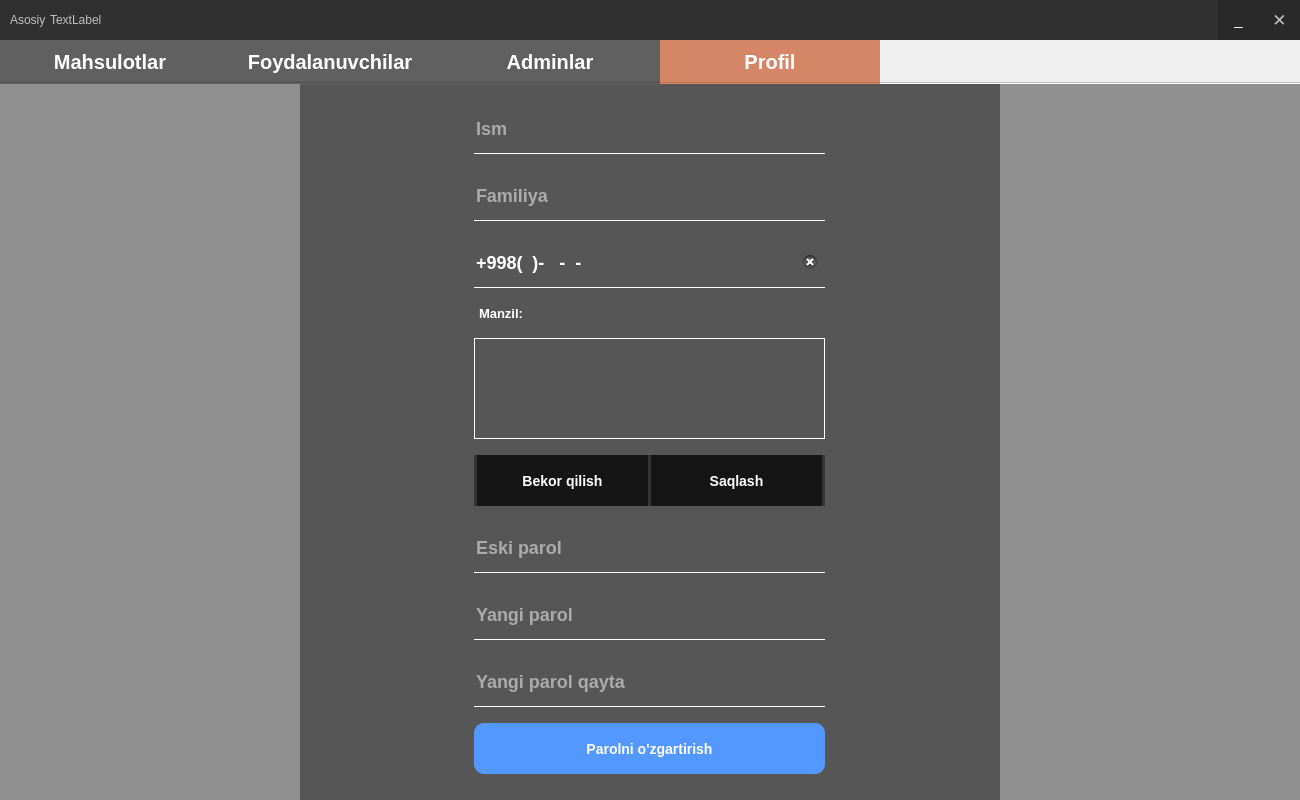
The window that design/main_admin.ui (Ahmadjon-Ergashev/Restaurant) describes before a commit, drawn with Qt 5.
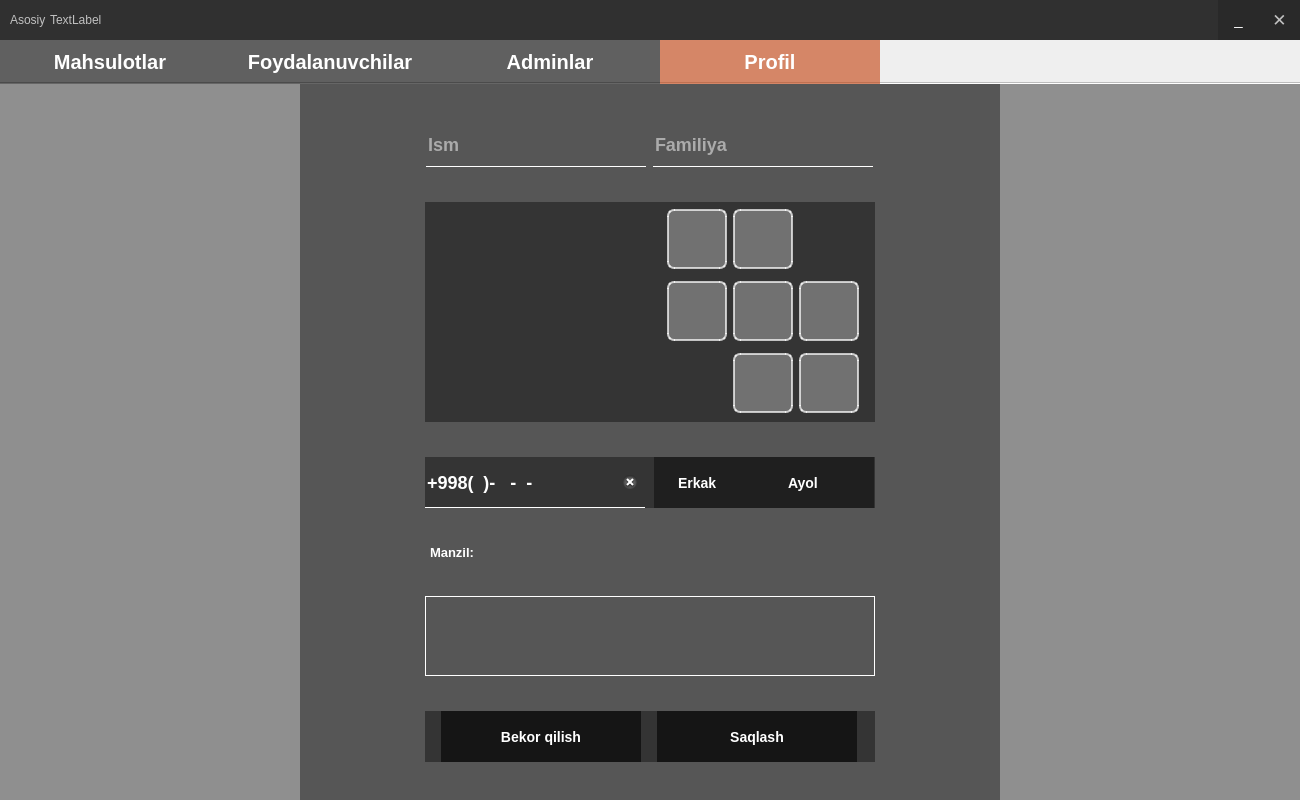
The same window after the commit. Icons and pictures are not drawn.

Patch:
```diff
--- a/design/main_admin.ui
+++ b/design/main_admin.ui
@@ -810,7 +810,7 @@
            </property>
            <layout class="QGridLayout" name="gridLayout_3">
             <item row="0" column="0">
-             <layout class="QGridLayout" name="gridLayout_2"/>
+             <layout class="QGridLayout" name="gridUsers"/>
             </item>
            </layout>
           </widget>
@@ -1308,141 +1308,7 @@
            <enum>QFrame::Raised</enum>
           </property>
           <layout class="QGridLayout" name="gridLayout_6">
-           <item row="0" column="0">
-            <widget class="QLineEdit" name="edit_name">
-             <property name="minimumSize">
-              <size>
-               <width>351</width>
-               <height>45</height>
-              </size>
-             </property>
-             <property name="maximumSize">
-              <size>
-               <width>351</width>
-               <height>51</height>
-              </size>
-             </property>
-             <property name="text">
-              <string/>
-             </property>
-             <property name="maxLength">
-              <number>24</number>
-             </property>
-             <property name="placeholderText">
-              <string>Ism</string>
-             </property>
-             <property name="clearButtonEnabled">
-              <bool>true</bool>
-             </property>
-            </widget>
-           </item>
-           <item row="1" column="0">
-            <widget class="QLineEdit" name="edit_surname">
-             <property name="minimumSize">
-              <size>
-               <width>351</width>
-               <height>45</height>
-              </size>
-             </property>
-             <property name="maximumSize">
-              <size>
-               <width>351</width>
-               <height>51</height>
-              </size>
-             </property>
-             <property name="text">
-              <string/>
-             </property>
-             <property name="maxLength">
-              <number>24</number>
-             </property>
-             <property name="frame">
-              <bool>true</bool>
-             </property>
-             <property name="placeholderText">
-              <string>Familiya</string>
-             </property>
-             <property name="clearButtonEnabled">
-              <bool>true</bool>
-             </property>
-            </widget>
-           </item>
-           <item row="2" column="0">
-            <widget class="QLineEdit" name="edit_phone">
-             <property name="minimumSize">
-              <size>
-               <width>351</width>
-               <height>45</height>
-              </size>
-             </property>
-             <property name="maximumSize">
-              <size>
-               <width>351</width>
-               <height>51</height>
-              </size>
-             </property>
-             <property name="inputMask">
-              <string>+\9\9\8(99)-999-99-99</string>
-             </property>
-             <property name="text">
-              <string>+998()---</string>
-             </property>
-             <property name="maxLength">
-              <number>18</number>
-             </property>
-             <property name="echoMode">
-              <enum>QLineEdit::Normal</enum>
-             </property>
-             <property name="cursorPosition">
-              <number>18</number>
-             </property>
-             <property name="placeholderText">
-              <string>Telefon raqam</string>
-             </property>
-             <property name="clearButtonEnabled">
-              <bool>true</bool>
-             </property>
-            </widget>
-           </item>
-           <item row="3" column="0">
-            <widget class="QLabel" name="label_3">
-             <property name="minimumSize">
-              <size>
-               <width>351</width>
-               <height>18</height>
-              </size>
-             </property>
-             <property name="maximumSize">
-              <size>
-               <width>351</width>
-               <height>18</height>
-              </size>
-             </property>
-             <property name="styleSheet">
-              <string notr="true"/>
-             </property>
-             <property name="text">
-              <string>Manzil:</string>
-             </property>
-            </widget>
-           </item>
-           <item row="4" column="0">
-            <widget class="QTextEdit" name="edit_address">
-             <property name="minimumSize">
-              <size>
-               <width>351</width>
-               <height>60</height>
-              </size>
-             </property>
-             <property name="maximumSize">
-              <size>
-               <width>351</width>
-               <height>101</height>
-              </size>
-             </property>
-            </widget>
-           </item>
-           <item row="5" column="0">
+           <item row="7" column="0">
             <widget class="QFrame" name="frame_3">
              <property name="sizePolicy">
               <sizepolicy hsizetype="Preferred" vsizetype="Preferred">
@@ -1458,7 +1324,7 @@
              </property>
              <property name="maximumSize">
               <size>
-               <width>351</width>
+               <width>450</width>
                <height>51</height>
               </size>
              </property>
@@ -1488,7 +1354,7 @@
                <widget class="QPushButton" name="btnCancel_2">
                 <property name="maximumSize">
                  <size>
-                  <width>171</width>
+                  <width>200</width>
                   <height>51</height>
                  </size>
                 </property>
@@ -1506,7 +1372,7 @@
                <widget class="QPushButton" name="btnOk_2">
                 <property name="maximumSize">
                  <size>
-                  <width>171</width>
+                  <width>200</width>
                   <height>51</height>
                  </size>
                 </property>
@@ -1523,92 +1389,138 @@
              </layout>
             </widget>
            </item>
+           <item row="2" column="0">
+            <widget class="QWidget" name="widget" native="true">
+             <property name="minimumSize">
+              <size>
+               <width>450</width>
+               <height>0</height>
+              </size>
+             </property>
+             <property name="maximumSize">
+              <size>
+               <width>450</width>
+               <height>45</height>
+              </size>
+             </property>
+             <property name="styleSheet">
+              <string notr="true">background: transparent;</string>
+             </property>
+             <layout class="QHBoxLayout" name="horizontalLayout_6">
+              <property name="leftMargin">
+               <number>0</number>
+              </property>
+              <property name="topMargin">
+               <number>0</number>
+              </property>
+              <property name="rightMargin">
+               <number>0</number>
+              </property>
+              <property name="bottomMargin">
+               <number>0</number>
+              </property>
+              <item>
+               <widget class="QLineEdit" name="edit_name">
+                <property name="minimumSize">
+                 <size>
+                  <width>220</width>
+                  <height>45</height>
+                 </size>
+                </property>
+                <property name="maximumSize">
+                 <size>
+                  <width>220</width>
+                  <height>51</height>
+                 </size>
+                </property>
+                <property name="text">
+                 <string/>
+                </property>
+                <property name="maxLength">
+                 <number>24</number>
+                </property>
+                <property name="placeholderText">
+                 <string>Ism</string>
+                </property>
+                <property name="clearButtonEnabled">
+                 <bool>true</bool>
+                </property>
+               </widget>
+              </item>
+              <item>
+               <widget class="QLineEdit" name="edit_surname">
+                <property name="minimumSize">
+                 <size>
+                  <width>220</width>
+                  <height>45</height>
+                 </size>
+                </property>
+                <property name="maximumSize">
+                 <size>
+                  <width>220</width>
+                  <height>51</height>
+                 </size>
+                </property>
+                <property name="text">
+                 <string/>
+                </property>
+                <property name="maxLength">
+                 <number>24</number>
+                </property>
+                <property name="frame">
+                 <bool>true</bool>
+                </property>
+                <property name="placeholderText">
+                 <string>Familiya</string>
+                </property>
+                <property name="clearButtonEnabled">
+                 <bool>true</bool>
+                </property>
+               </widget>
+              </item>
+             </layout>
+            </widget>
+           </item>
+           <item row="5" column="0">
+            <widget class="QLabel" name="label_3">
+             <property name="minimumSize">
+              <size>
+               <width>351</width>
+               <height>18</height>
+              </size>
+             </property>
+             <property name="maximumSize">
+              <size>
+               <width>450</width>
+               <height>18</height>
+              </size>
+             </property>
+             <property name="styleSheet">
+              <string notr="true"/>
+             </property>
+             <property name="text">
+              <string>Manzil:</string>
+             </property>
+            </widget>
+           </item>
            <item row="6" column="0">
-            <widget class="QLineEdit" name="old_password">
+            <widget class="QTextEdit" name="edit_address">
              <property name="minimumSize">
               <size>
                <width>351</width>
-               <height>45</height>
+               <height>60</height>
               </size>
              </property>
              <property name="maximumSize">
               <size>
-               <width>351</width>
-               <height>51</height>
+               <width>450</width>
+               <height>80</height>
               </size>
              </property>
-             <property name="text">
-              <string/>
-             </property>
-             <property name="echoMode">
-              <enum>QLineEdit::Password</enum>
-             </property>
-             <property name="placeholderText">
-              <string>Eski parol</string>
-             </property>
-             <property name="clearButtonEnabled">
-              <bool>true</bool>
-             </property>
             </widget>
            </item>
-           <item row="7" column="0">
-            <widget class="QLineEdit" name="password_1">
-             <property name="minimumSize">
-              <size>
-               <width>351</width>
-               <height>45</height>
-              </size>
-             </property>
-             <property name="maximumSize">
-              <size>
-               <width>351</width>
-               <height>51</height>
-              </size>
-             </property>
-             <property name="text">
-              <string/>
-             </property>
-             <property name="echoMode">
-              <enum>QLineEdit::Password</enum>
-             </property>
-             <property name="placeholderText">
-              <string>Yangi parol</string>
-             </property>
-             <property name="clearButtonEnabled">
-              <bool>true</bool>
-             </property>
-            </widget>
-           </item>
-           <item row="8" column="0">
-            <widget class="QLineEdit" name="password_2">
-             <property name="minimumSize">
-              <size>
-               <width>351</width>
-               <height>45</height>
-              </size>
-             </property>
-             <property name="maximumSize">
-              <size>
-               <width>351</width>
-               <height>51</height>
-              </size>
-             </property>
-             <property name="text">
-              <string/>
-             </property>
-             <property name="echoMode">
-              <enum>QLineEdit::Password</enum>
-             </property>
-             <property name="placeholderText">
-              <string>Yangi parol qayta</string>
-             </property>
-             <property name="clearButtonEnabled">
-              <bool>true</bool>
-             </property>
-            </widget>
-           </item>
-           <item row="9" column="0">
-            <widget class="QPushButton" name="btn_updatepassword">
+           <item row="4" column="0">
+            <widget class="QFrame" name="frame_4">
              <property name="minimumSize">
               <size>
                <width>0</width>
@@ -1617,39 +1529,450 @@
              </property>
              <property name="maximumSize">
               <size>
-               <width>351</width>
+               <width>450</width>
                <height>51</height>
               </size>
              </property>
-             <property name="font">
-              <font>
-               <pointsize>-1</pointsize>
-               <weight>62</weight>
-               <bold>true</bold>
-              </font>
+             <property name="styleSheet">
+              <string notr="true">QRadioButton{
+background: transparent;
+font-size: 14px;
+color: white;
+}</string>
              </property>
-             <property name="cursor">
-              <cursorShape>PointingHandCursor</cursorShape>
+             <property name="frameShape">
+              <enum>QFrame::StyledPanel</enum>
+             </property>
+             <property name="frameShadow">
+              <enum>QFrame::Raised</enum>
+             </property>
+             <layout class="QHBoxLayout" name="horizontalLayout_8">
+              <property name="spacing">
+               <number>9</number>
+              </property>
+              <property name="leftMargin">
+               <number>0</number>
+              </property>
+              <property name="topMargin">
+               <number>0</number>
+              </property>
+              <property name="rightMargin">
+               <number>0</number>
+              </property>
+              <property name="bottomMargin">
+               <number>0</number>
+              </property>
+              <item>
+               <widget class="QLineEdit" name="edit_phone">
+                <property name="minimumSize">
+                 <size>
+                  <width>220</width>
+                  <height>45</height>
+                 </size>
+                </property>
+                <property name="maximumSize">
+                 <size>
+                  <width>220</width>
+                  <height>51</height>
+                 </size>
+                </property>
+                <property name="inputMask">
+                 <string>+\9\9\8(99)-999-99-99</string>
+                </property>
+                <property name="text">
+                 <string>+998()---</string>
+                </property>
+                <property name="maxLength">
+                 <number>18</number>
+                </property>
+                <property name="echoMode">
+                 <enum>QLineEdit::Normal</enum>
+                </property>
+                <property name="cursorPosition">
+                 <number>18</number>
+                </property>
+                <property name="placeholderText">
+                 <string>Telefon raqam</string>
+                </property>
+                <property name="clearButtonEnabled">
+                 <bool>true</bool>
+                </property>
+               </widget>
+              </item>
+              <item>
+               <widget class="QFrame" name="frame_6">
+                <property name="minimumSize">
+                 <size>
+                  <width>220</width>
+                  <height>45</height>
+                 </size>
+                </property>
+                <property name="maximumSize">
+                 <size>
+                  <width>220</width>
+                  <height>51</height>
+                 </size>
+                </property>
+                <property name="frameShape">
+                 <enum>QFrame::StyledPanel</enum>
+                </property>
+                <property name="frameShadow">
+                 <enum>QFrame::Raised</enum>
+                </property>
+                <layout class="QHBoxLayout" name="horizontalLayout_9">
+                 <property name="leftMargin">
+                  <number>0</number>
+                 </property>
+                 <property name="topMargin">
+                  <number>0</number>
+                 </property>
+                 <property name="rightMargin">
+                  <number>0</number>
+                 </property>
+                 <property name="bottomMargin">
+                  <number>0</number>
+                 </property>
+                 <item>
+                  <widget class="QRadioButton" name="radio_male">
+                   <property name="minimumSize">
+                    <size>
+                     <width>100</width>
+                     <height>0</height>
+                    </size>
+                   </property>
+                   <property name="maximumSize">
+                    <size>
+                     <width>100</width>
+                     <height>16777215</height>
+                    </size>
+                   </property>
+                   <property name="text">
+                    <string>Erkak</string>
+                   </property>
+                  </widget>
+                 </item>
+                 <item>
+                  <widget class="QRadioButton" name="radio_female">
+                   <property name="minimumSize">
+                    <size>
+                     <width>100</width>
+                     <height>0</height>
+                    </size>
+                   </property>
+                   <property name="maximumSize">
+                    <size>
+                     <width>100</width>
+                     <height>16777215</height>
+                    </size>
+                   </property>
+                   <property name="text">
+                    <string>Ayol</string>
+                   </property>
+                  </widget>
+                 </item>
+                </layout>
+               </widget>
+              </item>
+             </layout>
+            </widget>
+           </item>
+           <item row="3" column="0">
+            <widget class="QFrame" name="frame_5">
+             <property name="maximumSize">
+              <size>
+               <width>16777215</width>
+               <height>220</height>
+              </size>
              </property>
              <property name="styleSheet">
               <string notr="true">QPushButton{
-	background:rgb(83, 152, 255);
-	border-radius:10px;
-	color:#fff;
+background: rgba(255,255,255,0.3);
+border-radius: 7px;
+border: 2px solid rgba(255,255,255,0.7);
+/*rgb(68, 117, 222)*/
 }
-
 QPushButton:hover{
-	border:none;
-	background:rgb(68, 117, 222)
-}
-</string>
+background: rgba(255,255,255,0.5);
+}</string>
              </property>
-             <property name="text">
-              <string>Parolni o'zgartirish</string>
+             <property name="frameShape">
+              <enum>QFrame::StyledPanel</enum>
              </property>
-             <property name="shortcut">
-              <string>Return</string>
+             <property name="frameShadow">
+              <enum>QFrame::Raised</enum>
              </property>
+             <layout class="QGridLayout" name="gridLayout_2">
+              <property name="leftMargin">
+               <number>10</number>
+              </property>
+              <property name="topMargin">
+               <number>0</number>
+              </property>
+              <property name="rightMargin">
+               <number>10</number>
+              </property>
+              <property name="bottomMargin">
+               <number>0</number>
+              </property>
+              <property name="horizontalSpacing">
+               <number>0</number>
+              </property>
+              <property name="verticalSpacing">
+               <number>5</number>
+              </property>
+              <item row="0" column="0" rowspan="3">
+               <widget class="QLabel" name="avatar">
+                <property name="minimumSize">
+                 <size>
+                  <width>220</width>
+                  <height>0</height>
+                 </size>
+                </property>
+                <property name="maximumSize">
+                 <size>
+                  <width>220</width>
+                  <height>220</height>
+                 </size>
+                </property>
+                <property name="text">
+                 <string/>
+                </property>
+                <property name="alignment">
+                 <set>Qt::AlignCenter</set>
+                </property>
+                <property name="wordWrap">
+                 <bool>false</bool>
+                </property>
+                <property name="openExternalLinks">
+                 <bool>false</bool>
+                </property>
+               </widget>
+              </item>
+              <item row="1" column="1">
+               <widget class="QPushButton" name="btn_previous">
+                <property name="minimumSize">
+                 <size>
+                  <width>60</width>
+                  <height>60</height>
+                 </size>
+                </property>
+                <property name="maximumSize">
+                 <size>
+                  <width>60</width>
+                  <height>60</height>
+                 </size>
+                </property>
+                <property name="toolTip">
+                 <string>Oldingi shavlon avatar</string>
+                </property>
+                <property name="text">
+                 <string/>
+                </property>
+                <property name="icon">
+                 <iconset resource="../images.qrc">
+                  <normaloff>:/images/img/profile/previous .png</normaloff>:/images/img/profile/previous .png</iconset>
+                </property>
+                <property name="iconSize">
+                 <size>
+                  <width>48</width>
+                  <height>48</height>
+                 </size>
+                </property>
+               </widget>
+              </item>
+              <item row="1" column="2">
+               <widget class="QPushButton" name="btn_template">
+                <property name="minimumSize">
+                 <size>
+                  <width>0</width>
+                  <height>60</height>
+                 </size>
+                </property>
+                <property name="maximumSize">
+                 <size>
+                  <width>60</width>
+                  <height>60</height>
+                 </size>
+                </property>
+                <property name="toolTip">
+                 <string>Shablon avatar</string>
+                </property>
+                <property name="text">
+                 <string/>
+                </property>
+                <property name="icon">
+                 <iconset resource="../images.qrc">
+                  <normaloff>:/images/img/profile/global.png</normaloff>:/images/img/profile/global.png</iconset>
+                </property>
+                <property name="iconSize">
+                 <size>
+                  <width>48</width>
+                  <height>48</height>
+                 </size>
+                </property>
+               </widget>
+              </item>
+              <item row="1" column="3">
+               <widget class="QPushButton" name="btn_next">
+                <property name="minimumSize">
+                 <size>
+                  <width>60</width>
+                  <height>60</height>
+                 </size>
+                </property>
+                <property name="maximumSize">
+                 <size>
+                  <width>60</width>
+                  <height>60</height>
+                 </size>
+                </property>
+                <property name="toolTip">
+                 <string>Keyingi shablon avatar</string>
+                </property>
+                <property name="text">
+                 <string/>
+                </property>
+                <property name="icon">
+                 <iconset resource="../images.qrc">
+                  <normaloff>:/images/img/profile/next.png</normaloff>:/images/img/profile/next.png</iconset>
+                </property>
+                <property name="iconSize">
+                 <size>
+                  <width>48</width>
+                  <height>48</height>
+                 </size>
+                </property>
+               </widget>
+              </item>
+              <item row="0" column="1">
+               <widget class="QPushButton" name="btn_edit">
+                <property name="minimumSize">
+                 <size>
+                  <width>60</width>
+                  <height>60</height>
+                 </size>
+                </property>
+                <property name="maximumSize">
+                 <size>
+                  <width>60</width>
+                  <height>60</height>
+                 </size>
+                </property>
+                <property name="toolTip">
+                 <string>Avatar tanlash</string>
+                </property>
+                <property name="text">
+                 <string/>
+                </property>
+                <property name="icon">
+                 <iconset resource="../images.qrc">
+                  <normaloff>:/images/img/profile/edit.png</normaloff>:/images/img/profile/edit.png</iconset>
+                </property>
+                <property name="iconSize">
+                 <size>
+                  <width>48</width>
+                  <height>48</height>
+                 </size>
+                </property>
+               </widget>
+              </item>
+              <item row="0" column="2">
+               <widget class="QPushButton" name="btn_remove">
+                <property name="minimumSize">
+                 <size>
+                  <width>60</width>
+                  <height>60</height>
+                 </size>
+                </property>
+                <property name="maximumSize">
+                 <size>
+                  <width>60</width>
+                  <height>60</height>
+                 </size>
+                </property>
+                <property name="toolTip">
+                 <string>Default avatarni tanlash</string>
+                </property>
+                <property name="text">
+                 <string/>
+                </property>
+                <property name="icon">
+                 <iconset resource="../images.qrc">
+                  <normaloff>:/images/img/profile/delete.png</normaloff>:/images/img/profile/delete.png</iconset>
+                </property>
+                <property name="iconSize">
+                 <size>
+                  <width>48</width>
+                  <height>48</height>
+                 </size>
+                </property>
+               </widget>
+              </item>
+              <item row="2" column="2">
+               <widget class="QPushButton" name="btn_edit_2">
+                <property name="minimumSize">
+                 <size>
+                  <width>60</width>
+                  <height>60</height>
+                 </size>
+                </property>
+                <property name="maximumSize">
+                 <size>
+                  <width>60</width>
+                  <height>60</height>
+                 </size>
+                </property>
+                <property name="toolTip">
+                 <string>Taxrirlash</string>
+                </property>
+                <property name="text">
+                 <string/>
+                </property>
+                <property name="icon">
+                 <iconset resource="../images.qrc">
+                  <normaloff>:/images/img/profile/sign.png</normaloff>:/images/img/profile/sign.png</iconset>
+                </property>
+                <property name="iconSize">
+                 <size>
+                  <width>48</width>
+                  <height>48</height>
+                 </size>
+                </property>
+               </widget>
+              </item>
+              <item row="2" column="3">
+               <widget class="QPushButton" name="btn_updatepassword">
+                <property name="minimumSize">
+                 <size>
+                  <width>60</width>
+                  <height>60</height>
+                 </size>
+                </property>
+                <property name="maximumSize">
+                 <size>
+                  <width>60</width>
+                  <height>60</height>
+                 </size>
+                </property>
+                <property name="toolTip">
+                 <string>Parol almashtirish</string>
+                </property>
+                <property name="text">
+                 <string/>
+                </property>
+                <property name="icon">
+                 <iconset resource="../images.qrc">
+                  <normaloff>:/images/img/profile/pencil.png</normaloff>:/images/img/profile/pencil.png</iconset>
+                </property>
+                <property name="iconSize">
+                 <size>
+                  <width>48</width>
+                  <height>48</height>
+                 </size>
+                </property>
+               </widget>
+              </item>
+             </layout>
             </widget>
            </item>
           </layout>
```
Left out of the diff: 10 changed lines with no effect on the pictures.
